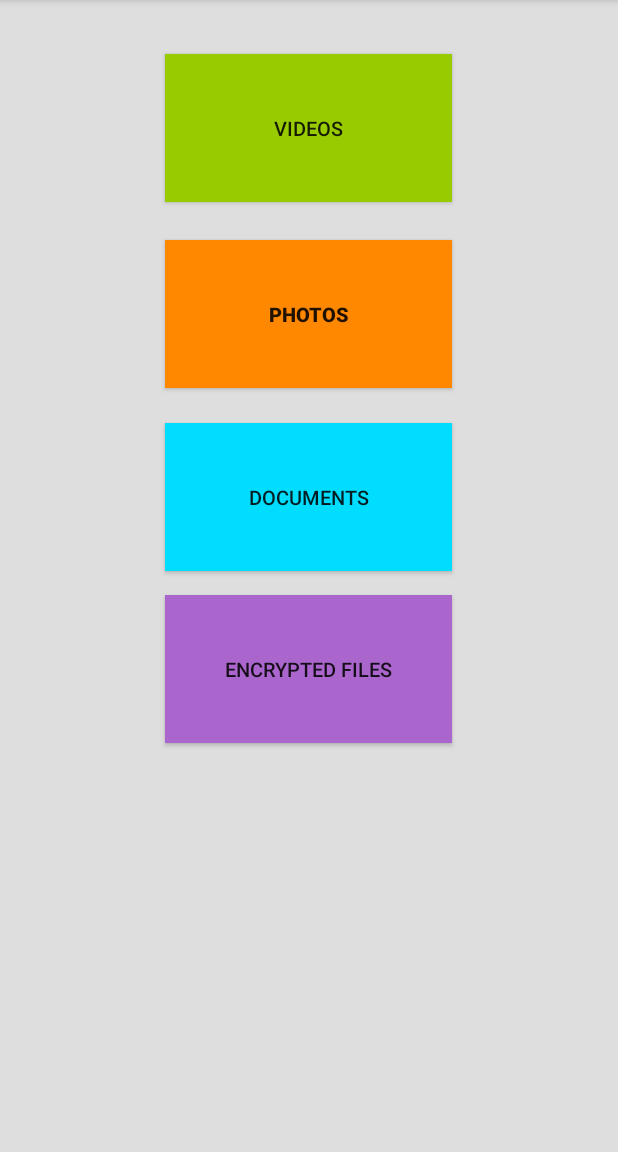
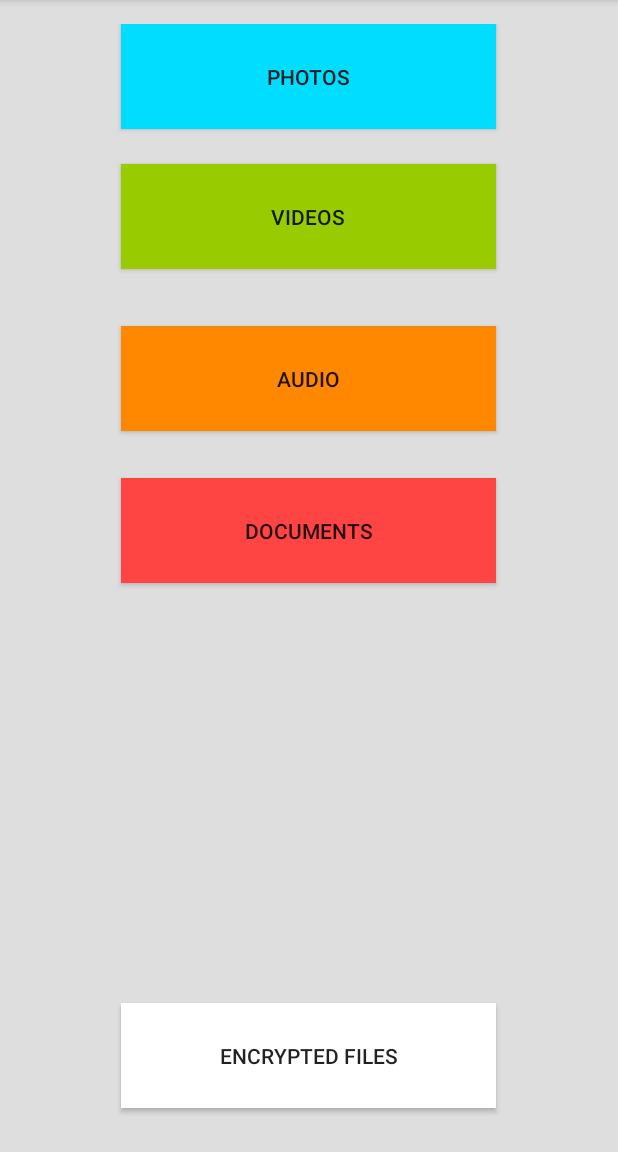
Before and after one commit to mrbread2000/FileSafeSG, an Android app: the screen it shows after launch (MainActivity), on a phone screen of 412 x 824 dp, the part 84-1236 px from its top. Run offline under Robolectric (Android 15) with nearby library versions, the phone set to English and light mode, and no system bars.

Commit message:
-Updated MainActivity.xml with audio button -Added AudioActivity -Currently only scan mp3 and wav, will update again
-Updated Manifest

```diff
--- a/app/src/main/AndroidManifest.xml
+++ b/app/src/main/AndroidManifest.xml
@@ -32,6 +32,7 @@
         <activity android:name=".DocumentFolder"></activity>
         <activity android:name=".PhotoFolder"></activity>
         <activity android:name=".VideoFolder"></activity>
+        <activity android:name=".AudioFolder"></activity>
     </application>
 
 </manifest>
--- a/app/src/main/java/fssg/filesafesg/MainActivity.java
+++ b/app/src/main/java/fssg/filesafesg/MainActivity.java
@@ -12,13 +12,14 @@ import android.view.View;
 import android.widget.Button;
 
 public class MainActivity extends AppCompatActivity {
-    Button photos, videos, docs, encryptfiles;
+    Button audio, photos, videos, docs, encryptfiles;
 
     @Override
     protected void onCreate(Bundle savedInstanceState) {
         super.onCreate(savedInstanceState);
         setContentView(R.layout.activity_main);
 
+        audio = (Button) findViewById(R.id.audio);
         photos = (Button) findViewById(R.id.photos);
         videos = (Button) findViewById(R.id.videos);
         docs = (Button) findViewById(R.id.documents);
@@ -38,6 +39,13 @@ public class MainActivity extends AppCompatActivity {
                 startActivity(i);
             }
         });
+        audio.setOnClickListener(new View.OnClickListener() {
+            @Override
+            public void onClick(View v) {
+                Intent i = new Intent(getApplicationContext(), AudioFolder.class);
+                startActivity(i);
+            }
+        });
         docs.setOnClickListener(new View.OnClickListener() {
             @Override
             public void onClick(View v) {
--- a/app/src/main/res/layout/activity_main.xml
+++ b/app/src/main/res/layout/activity_main.xml
@@ -11,61 +11,64 @@
     tools:context="fssg.filesafesg.MainActivity">
 
     <Button
-        android:id="@+id/encryptedfiles"
-        android:layout_width="wrap_content"
-        android:layout_height="wrap_content"
-        android:background="@android:color/holo_purple"
-        android:padding="40dp"
-        android:text="@string/Encrypted_Files"
-        android:textSize="13dp"
-        android:layout_below="@+id/documents"
-        android:layout_centerHorizontal="true"
-        android:layout_marginTop="16dp" />
+        android:text="Button"
+        android:id="@+id/button9"
+        android:layout_height="70dp"
+        android:layout_width="250dp"
+        android:layout_alignParentTop="true"
+        android:layout_centerHorizontal="true" />
 
     <Button
-        android:id="@+id/videos"
-        android:layout_width="wrap_content"
-        android:layout_height="wrap_content"
-        android:layout_marginTop="20dp"
-        android:background="@android:color/holo_green_light"
-        android:padding="40dp"
-        android:text="Videos"
-        android:textSize="13dp"
-        android:layout_alignParentTop="true"
-        android:layout_alignLeft="@+id/photos"
-        android:layout_alignStart="@+id/photos"
-        android:layout_alignRight="@+id/encryptedfiles"
-        android:layout_alignEnd="@+id/encryptedfiles" />
+        android:text="Audio"
+        android:id="@+id/audio"
+        android:layout_height="70dp"
+        android:layout_width="250dp"
+        android:layout_below="@+id/videos"
+        android:layout_alignLeft="@+id/videos"
+        android:layout_alignStart="@+id/videos"
+        android:layout_marginTop="38dp"
+        android:background="@android:color/holo_orange_dark" />
 
     <Button
+        android:text="Documents"
+        android:id="@+id/documents"
+        android:layout_height="70dp"
+        android:layout_width="250dp"
+        android:layout_marginTop="31dp"
+        android:layout_below="@+id/audio"
+        android:layout_alignLeft="@+id/audio"
+        android:layout_alignStart="@+id/audio"
+        android:background="@android:color/holo_red_light" />
+
+    <Button
+        android:text="Photos"
         android:id="@+id/photos"
-        android:layout_width="wrap_content"
-        android:layout_height="wrap_content"
-        android:background="@android:color/holo_orange_dark"
-        android:padding="40dp"
-        android:text="Photos"
-        android:layout_marginTop="25dp"
-        android:textSize="13dp"
-        android:textStyle="bold"
-        android:layout_below="@+id/videos"
+        android:layout_height="70dp"
+        android:layout_width="250dp"
+        android:layout_alignParentTop="true"
+        android:layout_alignLeft="@+id/button9"
+        android:layout_alignStart="@+id/button9"
+        android:background="@android:color/holo_blue_bright" />
+
+    <Button
+        android:text="Videos"
+        android:id="@+id/videos"
+        android:layout_height="70dp"
+        android:layout_width="250dp"
+        android:layout_marginTop="23dp"
+        android:layout_below="@+id/button9"
+        android:layout_alignLeft="@+id/button9"
+        android:layout_alignStart="@+id/button9"
+        android:background="@android:color/holo_green_light" />
+
+    <Button
+        android:text="Encrypted Files"
+        android:id="@+id/encryptedfiles"
+        android:layout_height="70dp"
+        android:layout_width="250dp"
+        android:layout_alignParentBottom="true"
         android:layout_alignLeft="@+id/documents"
         android:layout_alignStart="@+id/documents"
-        android:layout_alignRight="@+id/documents"
-        android:layout_alignEnd="@+id/documents" />
-
-    <Button
-        android:id="@+id/documents"
-        android:layout_width="wrap_content"
-        android:layout_height="wrap_content"
-        android:layout_marginTop="23dp"
-        android:background="@android:color/holo_blue_bright"
-        android:padding="40dp"
-        android:text="Documents"
-        android:textSize="13dp"
-        android:layout_below="@+id/photos"
-        android:layout_alignLeft="@+id/encryptedfiles"
-        android:layout_alignStart="@+id/encryptedfiles"
-        android:layout_alignRight="@+id/encryptedfiles"
-        android:layout_alignEnd="@+id/encryptedfiles" />
-
+        android:layout_marginBottom="13dp"
+        android:background="@android:color/background_light" />
 </RelativeLayout>
```
Also changed, not shown: app/src/main/java/fssg/filesafesg/AudioFolder.java (added, +234 -0 lines).
